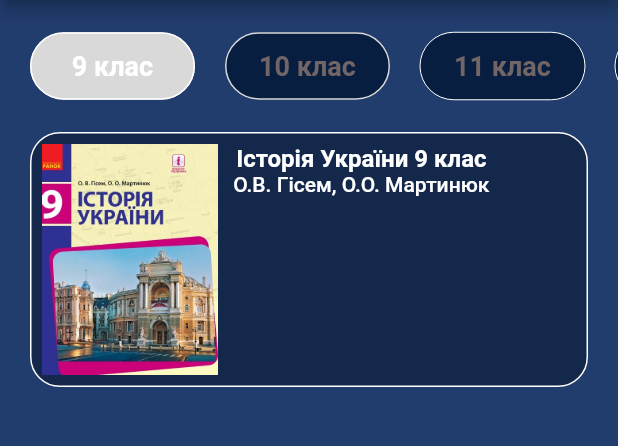
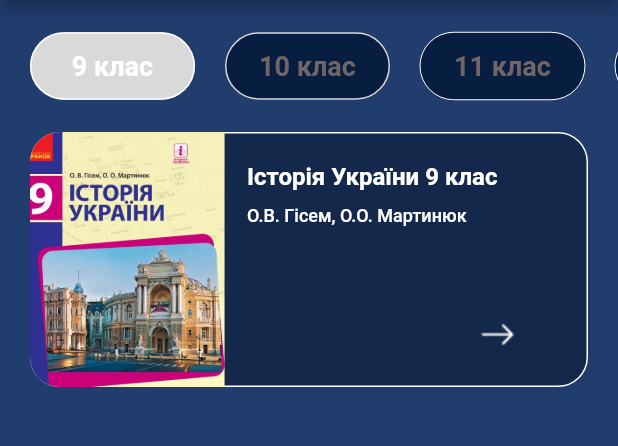
Before and after one commit to IvannaKozak/audioschool-old, a Flutter app: the BooksScreen screen opened directly, on a phone screen of 412 x 824 dp, the part 84-530 px from its top. Run offline on Flutter 3.47's test engine with Material 2 defaults, Android fonts, the light colour scheme and no system bars; our stand-ins replace flutter_spinkit, flutter_svg.

Commit message:
book card

```diff
--- a/lib/screens/uahistory_books.dart
+++ b/lib/screens/uahistory_books.dart
@@ -177,6 +177,7 @@ class BookCard extends StatelessWidget {
   Widget build(BuildContext context) {
     return TextButton(
         style: TextButton.styleFrom(
+          padding: EdgeInsets.zero,
           fixedSize: Size.fromHeight(170),
           backgroundColor: Color(0xFF14284B),
           shape: RoundedRectangleBorder(
@@ -184,25 +185,43 @@ class BookCard extends StatelessWidget {
               side: BorderSide(width: 1.0, color: Colors.white)),
         ),
         onPressed: () {},
+        child: Padding(
+          padding: const EdgeInsets.all(0.0),
           child: Row(
             children: <Widget>[
-            bookImage,
+              ClipRRect(
+                borderRadius: BorderRadius.only(topLeft: Radius.circular(20.0), bottomLeft: Radius.circular(20.0)),
+                child: bookImage),
               SizedBox(
-              width: 10.0,
+                width: 15.0,
               ),
-            Column(
+              Padding(
+                padding: const EdgeInsets.symmetric(vertical: 20.0),
+                child: Column(
+                  crossAxisAlignment: CrossAxisAlignment.start,
                   children: <Widget>[
                     Text(bookTitle,
                         style: TextStyle(
                             fontSize: 16,
                             fontWeight: FontWeight.bold,
                             color: Colors.white)),
+                    SizedBox(
+                      height: 10.0,
+                    ),
                     Text(
-                  bookAuthor, style: TextStyle(color: Colors.white),
+                      bookAuthor,
+                      style: TextStyle(color: Colors.white, fontSize: 12.0),
+                    ),
+                    SizedBox(height: 60,),
+                    Padding(
+                      padding: const EdgeInsets.only(left: 155.0),
+                      child: Image(image: AssetImage('images/arrow.png')),
                     )
                   ],
+                ),
               )
             ],
+          ),
         ));
   }
 }
```
Also changed, not shown: images/arrow.png (added). Lines whose indentation alone changed are shown as unchanged.
